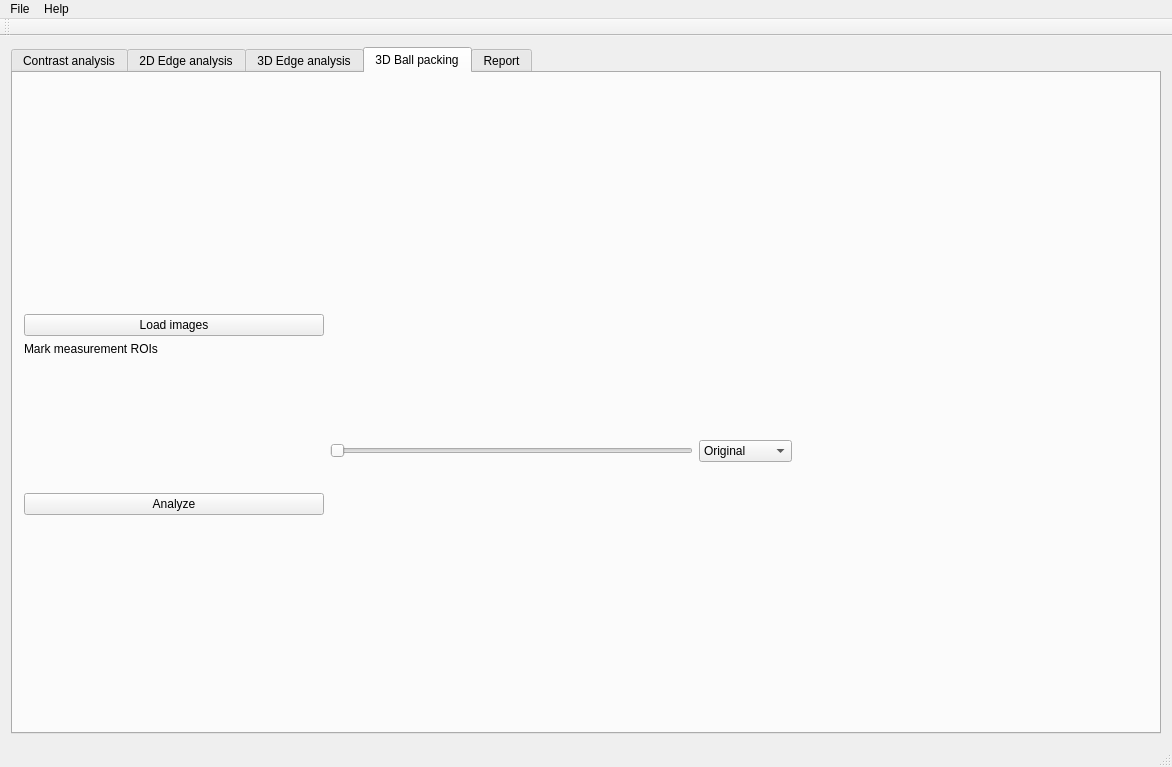
First picture: the form in applications/NIQualityAssessment/NIQA/niqamainwindow.ui, repository neutronimaging/ImagingQuality, before the edit.
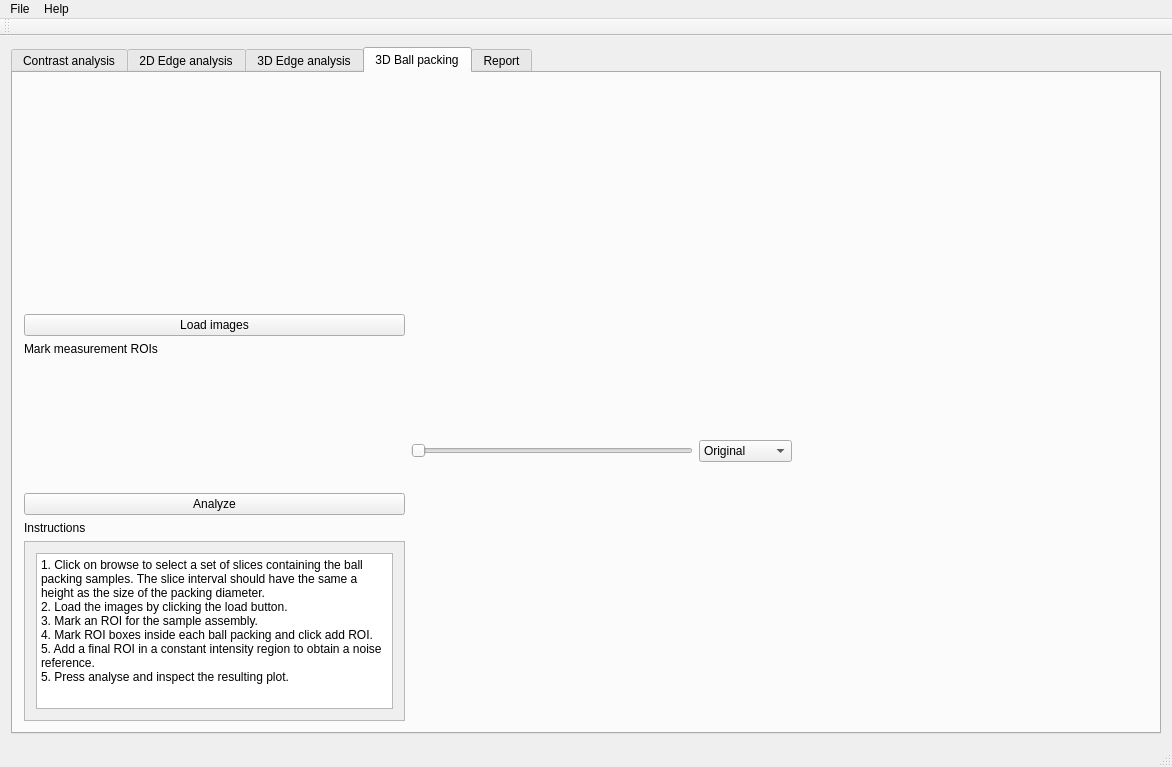
Second picture: the form after the edit. The open tabs and pages were chosen to show the change. Custom widgets are drawn as their Qt base class.

What changed in the file:
```diff
--- a/applications/NIQualityAssessment/NIQA/niqamainwindow.ui
+++ b/applications/NIQualityAssessment/NIQA/niqamainwindow.ui
@@ -967,17 +967,45 @@
              </widget>
             </item>
             <item>
-             <spacer name="verticalSpacer_7">
-              <property name="orientation">
-               <enum>Qt::Vertical</enum>
+             <widget class="QLabel" name="label_19">
+              <property name="text">
+               <string>Instructions</string>
               </property>
-              <property name="sizeHint" stdset="0">
-               <size>
-                <width>20</width>
-                <height>40</height>
-               </size>
+             </widget>
+            </item>
+            <item>
+             <widget class="QScrollArea" name="scrollArea_4">
+              <property name="widgetResizable">
+               <bool>true</bool>
               </property>
-             </spacer>
+              <widget class="QWidget" name="scrollAreaWidgetContents_4">
+               <property name="geometry">
+                <rect>
+                 <x>0</x>
+                 <y>0</y>
+                 <width>350</width>
+                 <height>123</height>
+                </rect>
+               </property>
+               <layout class="QVBoxLayout" name="verticalLayout_23">
+                <item>
+                 <widget class="QPlainTextEdit" name="plainTextEdit_4">
+                  <property name="readOnly">
+                   <bool>true</bool>
+                  </property>
+                  <property name="plainText">
+                   <string>1. Click on browse to select a set of slices containing the ball packing samples. The slice interval should have the same a height as the size of the packing diameter. 
+2. Load the images by clicking the load button.
+3. Mark an ROI for the sample assembly.
+4. Mark ROI boxes inside each ball packing and click add ROI.
+5. Add a final ROI in a constant intensity region to obtain a noise reference.
+5. Press analyse and inspect the resulting plot.</string>
+                  </property>
+                 </widget>
+                </item>
+               </layout>
+              </widget>
+             </widget>
             </item>
            </layout>
           </item>
```
Left out of the diff: 29 changed lines with no effect on the pictures.
